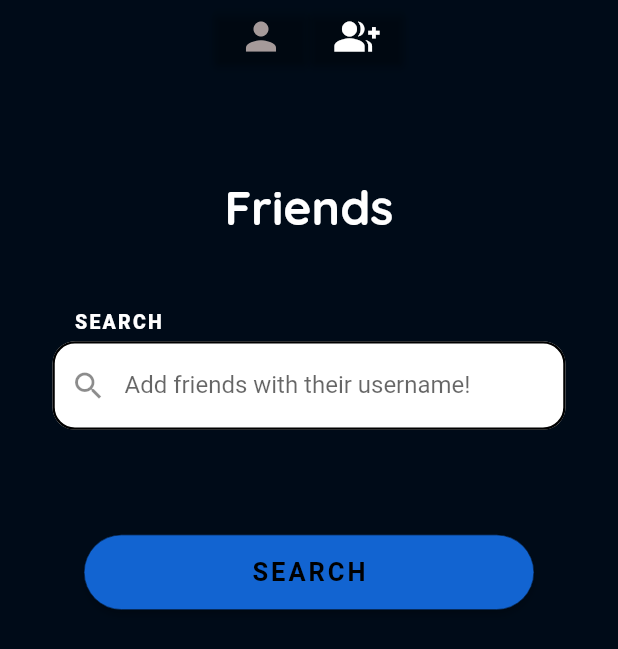
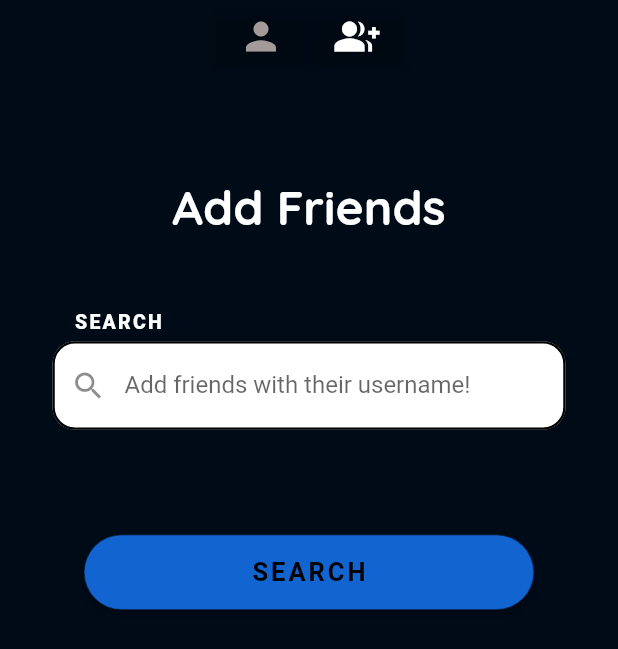
Before and after one commit to arcode35/ShareSched, a Flutter app: the FriendScreen screen opened directly, after a tap on the "group add" icon, on a phone screen of 412 x 824 dp. Shown: the top 649 px of the screen. Run offline on Flutter 3.47's test engine with Material 2 defaults, Android fonts, the phone set to English and light mode, and no system bars; our stand-ins replace google_fonts; Roboto replaces fonts that are missing (Mulish); statements that could not run were skipped.

Commit message:
Minor improvements to the friends page

```diff
--- a/lib/pages/friends.dart
+++ b/lib/pages/friends.dart
@@ -28,7 +28,21 @@ class _FriendScreenState extends State<FriendScreen> {
             child: Column(
               children: [
                 FriendWidget(toggleAddFriend: toggleAddFriend),
-                addFriendSelected ? Center(child: SearchForm()) : Container(),
+                addFriendSelected
+                    ? Center(child: SearchForm())
+                    : Column(
+                        mainAxisAlignment: MainAxisAlignment.center,
+                        crossAxisAlignment: CrossAxisAlignment.center,
+                        children: [
+                          const SizedBox(height: 50),
+                          Text('Friends',
+                              style: GoogleFonts.quicksand(
+                                fontSize: 32,
+                                color: Colors.white,
+                                fontWeight: FontWeight.bold,
+                              )),
+                        ],
+                      )
               ],
             ),
           ),
@@ -59,7 +73,7 @@ class _SearchFormState extends State<SearchForm> {
       children: [
         Positioned(
           top: 70,
-          child: Text('Friends',
+          child: Text('Add Friends',
               style: GoogleFonts.quicksand(
                 fontSize: 32,
                 color: Colors.white,
```
